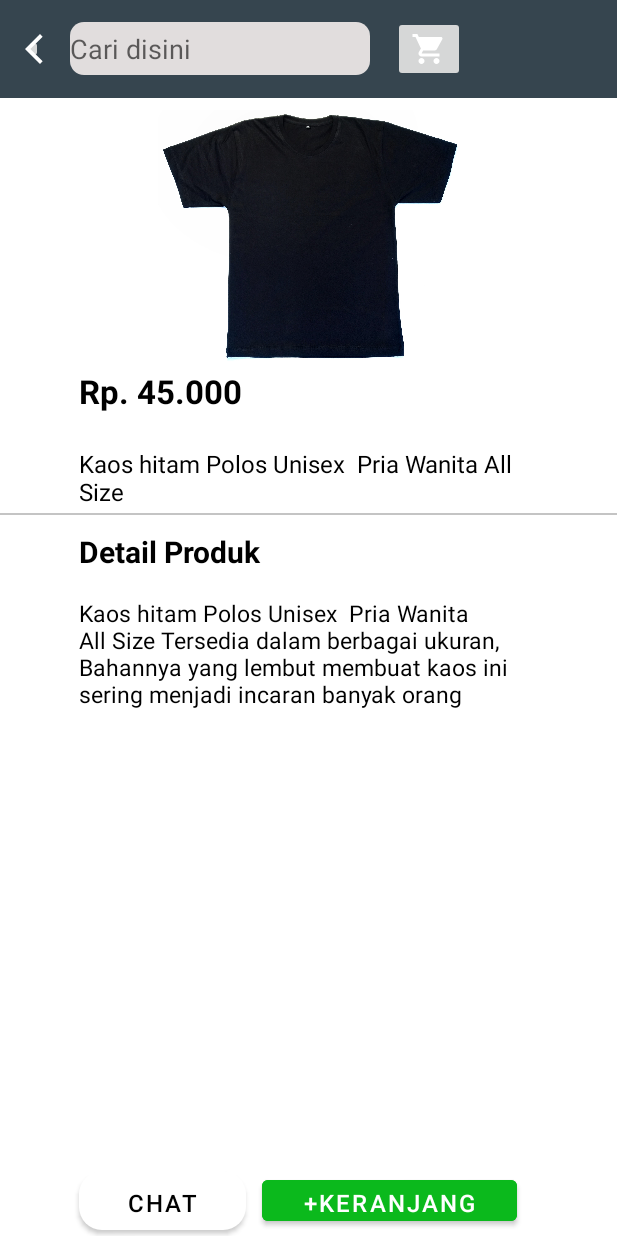
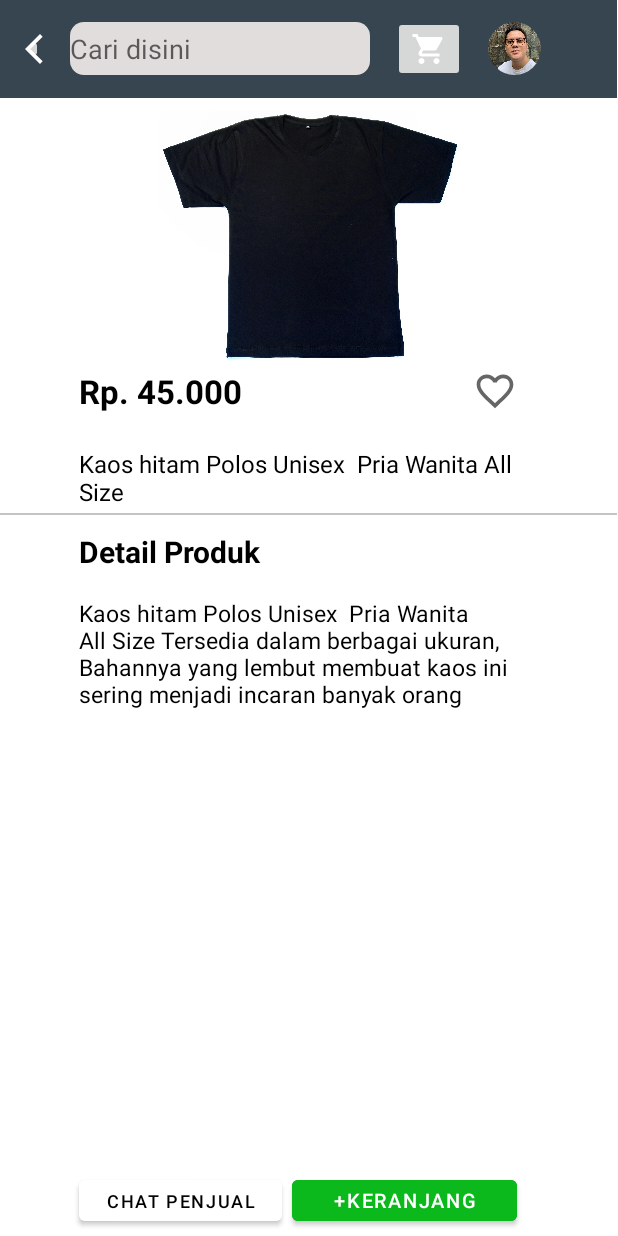
Before and after one commit to fikri-zamzam/Poloskuy, an Android app: the DetailBarangActivity screen opened directly, with no data from a screen before it, on a phone screen of 412 x 824 dp. Run offline under Robolectric (Android 15) with nearby library versions, the light colour scheme and no system bars; our stand-ins replace CircleImageView.

Commit message:
edit tampilan detail barang

```diff
--- /dev/null
+++ b/apkpoloskuy/app/src/main/res/drawable/bg_border.xml
@@ -0,0 +1,9 @@
+<?xml version="1.0" encoding="utf-8"?>
+<shape xmlns:android="http://schemas.android.com/apk/res/android"
+    android:shape="rectangle">
+    <stroke android:color="@color/black"
+        android:width="2dp"/>
+    <solid android:color="@color/white"/>
+    <corners android:radius="15dp"/>
+
+</shape>
--- a/apkpoloskuy/app/src/main/res/layout/activity_detail_barang.xml
+++ b/apkpoloskuy/app/src/main/res/layout/activity_detail_barang.xml
@@ -26,23 +26,29 @@
                 android:src="@drawable/ic_arrow_back" />
 
             <EditText
+                android:id="@+id/cari"
                 android:layout_width="200dp"
                 android:layout_height="35dp"
+                android:layout_gravity="center"
                 android:layout_marginLeft="18dp"
                 android:background="@drawable/edttv"
-                android:id="@+id/cari"
-                android:hint="Cari disini"
-                android:layout_gravity="center"
-                />
+                android:hint="Cari disini" />
 
             <ImageButton
+                android:id="@+id/imgb"
                 android:layout_width="wrap_content"
                 android:layout_height="wrap_content"
-                android:id="@+id/imgb"
-                android:src="@drawable/ic_baseline_shopping_cart_24"
+                android:layout_gravity="center"
                 android:layout_marginLeft="15dp"
+                android:src="@drawable/ic_baseline_shopping_cart_24" />
+
+            <de.hdodenhof.circleimageview.CircleImageView
+                android:layout_width="35dp"
+                android:layout_height="35dp"
+                android:id="@+id/viewFoto"
+                android:src="@drawable/armuh"
                 android:layout_gravity="center"
-                />
+                android:layout_marginLeft="15dp"/>
         </LinearLayout>
 
     </androidx.appcompat.widget.Toolbar>
@@ -76,7 +82,7 @@
         app:layout_constraintGuide_end="594dp" />
 
     <ImageView
-        android:id="@+id/imageView"
+        android:id="@+id/img_kaos"
         android:layout_width="413dp"
         android:layout_height="171dp"
         android:layout_marginTop="8dp"
@@ -86,7 +92,7 @@
         app:srcCompat="@drawable/img_kaos" />
 
     <TextView
-        android:id="@+id/textView7"
+        android:id="@+id/txt_harga"
         android:layout_width="110dp"
         android:layout_height="28dp"
         android:text="Rp. 45.000"
@@ -99,7 +105,7 @@
         app:layout_constraintTop_toTopOf="@+id/guideline4" />
 
     <TextView
-        android:id="@+id/textView8"
+        android:id="@+id/txt_namaproduk"
         android:layout_width="291dp"
         android:layout_height="44dp"
         android:layout_marginTop="52dp"
@@ -113,7 +119,7 @@
         tools:ignonore="MissingConstraint" />
 
     <TextView
-        android:id="@+id/textView9"
+        android:id="@+id/txt_detailproduk"
         android:layout_width="132dp"
         android:layout_height="29dp"
         android:layout_marginTop="108dp"
@@ -124,10 +130,10 @@
         app:layout_constraintEnd_toStartOf="@+id/guideline6"
         app:layout_constraintHorizontal_bias="0.0"
         app:layout_constraintStart_toStartOf="@+id/guideline5"
-        app:layout_constraintTop_toTopOf="@+id/textView7" />
+        app:layout_constraintTop_toTopOf="@+id/txt_harga" />
 
     <TextView
-        android:id="@+id/textView10"
+        android:id="@+id/txt_ketdetail"
         android:layout_width="293dp"
         android:layout_height="79dp"
         android:layout_marginTop="152dp"
@@ -140,32 +146,31 @@
         app:layout_constraintTop_toTopOf="@+id/guideline4" />
 
     <Button
-        android:id="@+id/button"
-        android:layout_width="111dp"
+        android:id="@+id/btn_chatpenjual"
+        android:layout_width="135dp"
         android:layout_height="39dp"
         android:layout_marginBottom="4dp"
-        android:background="@drawable/button"
-        app:backgroundTint="#FFFFFF"
         android:text="Chat Penjual"
         android:textColor="@color/black"
-        android:textSize="16dp"
+        android:textSize="12dp"
+        app:backgroundTint="@color/white"
         app:layout_constraintBottom_toBottomOf="parent"
         app:layout_constraintStart_toStartOf="@+id/guideline5" />
 
     <Button
-        android:id="@+id/button2"
-        android:layout_width="170dp"
+        android:id="@+id/btn_keranjang"
+        android:layout_width="150dp"
         android:layout_height="39dp"
         android:layout_marginBottom="4dp"
+        android:backgroundTint="#0BB91C"
         android:text="+Keranjang"
-        android:textSize="16dp"
         android:textColor="@color/white"
-        android:backgroundTint="#0BB91C"
+        android:textSize="13dp"
         app:layout_constraintBottom_toBottomOf="parent"
         app:layout_constraintEnd_toStartOf="@+id/guideline6" />
 
     <View
-        android:id="@+id/view3"
+        android:id="@+id/view_line"
         android:layout_width="411dp"
         android:layout_height="1dp"
         android:layout_marginTop="96dp"
@@ -175,4 +180,12 @@
         app:layout_constraintStart_toStartOf="parent"
         app:layout_constraintTop_toTopOf="@+id/guideline4" />
 
+    <ImageButton
+        android:id="@+id/img_favorit"
+        android:layout_width="29dp"
+        android:layout_height="29dp"
+        android:background="@drawable/favorit"
+        app:layout_constraintEnd_toStartOf="@+id/guideline6"
+        app:layout_constraintTop_toTopOf="@+id/guideline4" />
+
 </androidx.constraintlayout.widget.ConstraintLayout>
```
